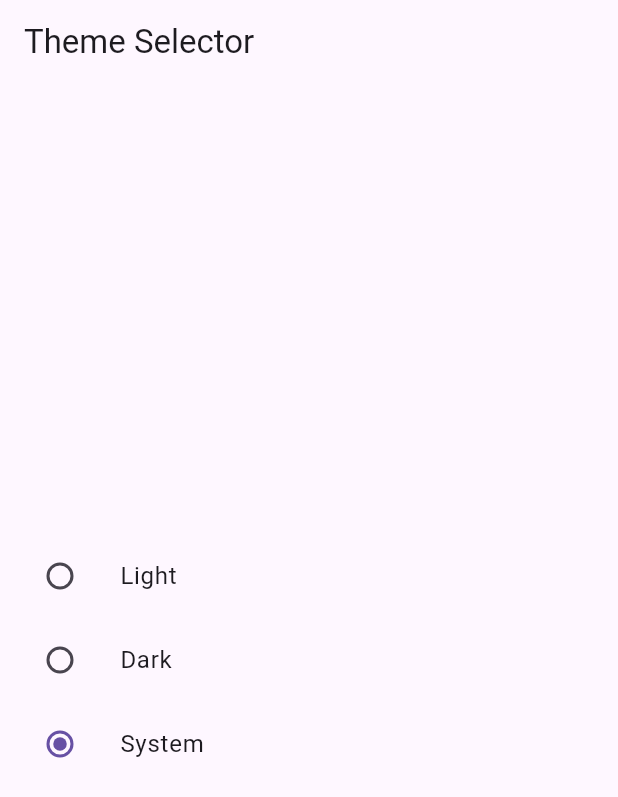
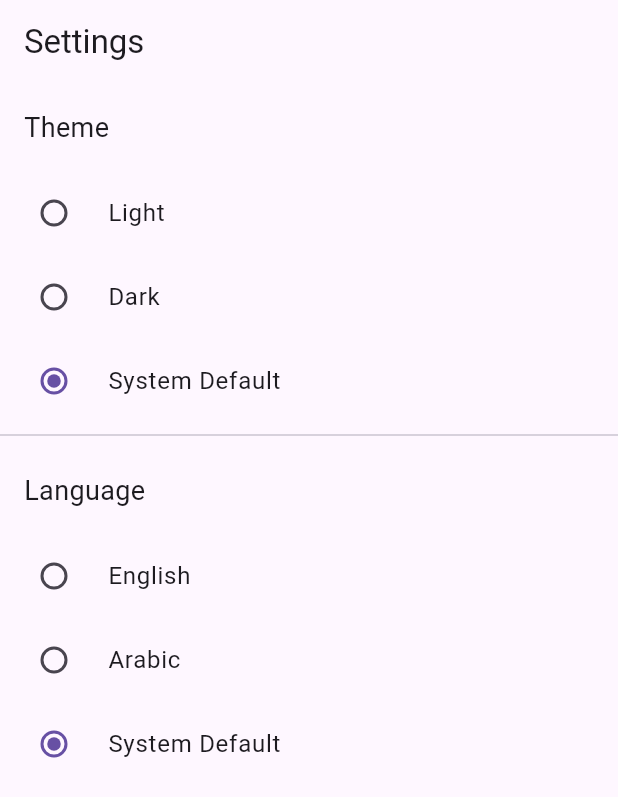
Before and after one commit to mohamedmagdy2301/setteing_app_templete, a Flutter app: the screen it shows after launch, on a phone screen of 412 x 824 dp. Shown: the top 797 px of the screen. Run offline on Flutter 3.47's test engine with Material 3 defaults, Android fonts, the light colour scheme and no system bars; our stand-ins replace flutter_bloc, shared_preferences.

Commit message:
Add localization support for English and Arabic languages

```diff
--- /dev/null
+++ b/lib/language/app_localizations.dart
@@ -0,0 +1,41 @@
+import 'dart:convert' show json;
+
+import 'package:flutter/material.dart';
+import 'package:flutter/services.dart';
+import 'package:theming_app_templete/language/app_localizations_delegate.dart';
+
+class AppLocalizations {
+  AppLocalizations(this.locale);
+  final Locale locale;
+
+  // Static method to retrieve the AppLocalizations instance
+  // from the nearest BuildContext.
+  static AppLocalizations? of(BuildContext context) {
+    return Localizations.of<AppLocalizations>(context, AppLocalizations);
+  }
+
+  // Static constant that holds the delegate for this localization.
+  static const LocalizationsDelegate<AppLocalizations> delegate =
+      AppLocalizationsDelegate();
+
+  // Map to store the localized strings.
+  late Map<String, String> _localizedStrings;
+
+  // Method to load the localized strings from JSON files.
+  Future<void> load() async {
+    final jsonString =
+        await rootBundle.loadString('lang/${locale.languageCode}.json');
+
+    final jsonMap = json.decode(jsonString) as Map<String, dynamic>;
+
+    _localizedStrings = jsonMap.map<String, String>((key, value) {
+      return MapEntry(key, value.toString());
+    });
+  }
+
+  // Method to translate a given key into the corresponding localized string.
+  String? translate(String key) => _localizedStrings[key];
+
+  // Getter method to check if the current locale is English.
+  bool get isEnglishLocale => locale.languageCode == 'en';
+}
--- /dev/null
+++ b/lib/language/app_localizations_delegate.dart
@@ -0,0 +1,25 @@
+import 'package:flutter/material.dart' show Locale, LocalizationsDelegate;
+import 'package:theming_app_templete/language/app_localizations.dart';
+
+// Defining a custom LocalizationsDelegate for AppLocalizations.
+class AppLocalizationsDelegate extends LocalizationsDelegate<AppLocalizations> {
+  const AppLocalizationsDelegate();
+
+  // Override method to check if a given locale is supported by the app.
+  @override
+  bool isSupported(Locale locale) {
+    return ['en', 'ar'].contains(locale.languageCode);
+  }
+
+  // Override method to load the AppLocalizations for a given locale.
+  @override
+  Future<AppLocalizations> load(Locale locale) async {
+    final appLocalizations = AppLocalizations(locale);
+    await appLocalizations.load();
+    return appLocalizations;
+  }
+
+  // Override method to determine whether the localization should be reloaded.
+  @override
+  bool shouldReload(LocalizationsDelegate<AppLocalizations> old) => false;
+}
--- /dev/null
+++ b/lib/language/app_localizations_setup.dart
@@ -0,0 +1,33 @@
+import 'package:flutter/cupertino.dart';
+import 'package:flutter_localizations/flutter_localizations.dart';
+import 'package:theming_app_templete/language/app_localizations.dart';
+
+class AppLocalSetup {
+  static const Iterable<Locale> supportedLocales = [
+    Locale('en'),
+    Locale('ar'),
+  ];
+
+  static const Iterable<LocalizationsDelegate<dynamic>> localesDelegates = [
+    AppLocalizations.delegate,
+    GlobalMaterialLocalizations.delegate,
+    GlobalWidgetsLocalizations.delegate,
+    GlobalCupertinoLocalizations.delegate,
+    DefaultCupertinoLocalizations.delegate,
+  ];
+
+  static Locale? localeResolutionCallback(
+    Locale? locale,
+    Iterable<Locale>? supportedLocales,
+  ) {
+    // Check if the desired locale is supported
+    for (final supportedLocale in supportedLocales!) {
+      if (supportedLocale.languageCode == locale!.languageCode &&
+          supportedLocale.countryCode == locale.countryCode) {
+        return supportedLocale;
+      }
+    }
+    // If the desired locale is not supported, return the first supported locale
+    return supportedLocales.first;
+  }
+}
--- /dev/null
+++ b/lib/language/lang_keys.dart
@@ -0,0 +1,11 @@
+class LangKeys {
+  // App General
+  static const String settings = 'settings';
+  static const String theme = 'theme';
+  static const String light = 'light';
+  static const String dark = 'dark';
+  static const String systemDefault = 'system_default';
+  static const String language = 'language';
+  static const String english = 'english';
+  static const String arabic = 'arabic';
+}
--- a/lib/main.dart
+++ b/lib/main.dart
@@ -1,8 +1,9 @@
 import 'package:flutter/material.dart';
 import 'package:flutter_bloc/flutter_bloc.dart';
+import 'package:theming_app_templete/language/app_localizations_setup.dart';
 
-import 'theme_cubit.dart';
-import 'theme_selector.dart';
+import 'settings_cubit.dart';
+import 'settings_screen.dart';
 
 void main() {
   runApp(MyApp());
@@ -14,30 +15,30 @@ class MyApp extends StatelessWidget {
   @override
   Widget build(BuildContext context) {
     return BlocProvider(
-      create: (context) => ThemeCubit(),
-      child: BlocBuilder<ThemeCubit, ThemeModeState>(
-        builder: (context, themeState) {
+      create: (context) => SettingsCubit(),
+      child: BlocBuilder<SettingsCubit, SettingsState>(
+        builder: (context, state) {
           return MaterialApp(
             debugShowCheckedModeBanner: false,
-            title: 'Theme Selector',
             theme: ThemeData.light(),
             darkTheme: ThemeData.dark(),
-            themeMode: _getThemeMode(themeState),
-            home: ThemeSelector(),
+            themeMode: state.themeMode == ThemeModeState.system
+                ? ThemeMode.system
+                : (state.themeMode == ThemeModeState.light
+                    ? ThemeMode.light
+                    : ThemeMode.dark),
+            locale: state.locale == LocaleState.system
+                ? WidgetsBinding.instance.window.locale
+                : (state.locale == LocaleState.ar
+                    ? const Locale('ar')
+                    : const Locale('en')),
+            supportedLocales: AppLocalSetup.supportedLocales,
+            localeResolutionCallback: AppLocalSetup.localeResolutionCallback,
+            localizationsDelegates: AppLocalSetup.localesDelegates,
+            home: const SettingsScreen(),
           );
         },
       ),
     );
   }
-
-  ThemeMode _getThemeMode(ThemeModeState state) {
-    switch (state) {
-      case ThemeModeState.light:
-        return ThemeMode.light;
-      case ThemeModeState.dark:
-        return ThemeMode.dark;
-      case ThemeModeState.system:
-        return ThemeMode.system;
-    }
-  }
 }
--- /dev/null
+++ b/lib/settings_cubit.dart
@@ -0,0 +1,124 @@
+import 'package:flutter_bloc/flutter_bloc.dart';
+import 'package:shared_preferences/shared_preferences.dart';
+
+enum ThemeModeState { light, dark, system }
+
+enum LocaleState { ar, en, system }
+
+class SettingsState {
+  final ThemeModeState themeMode;
+  final LocaleState locale;
+
+  SettingsState({
+    required this.themeMode,
+    required this.locale,
+  });
+}
+
+class SettingsCubit extends Cubit<SettingsState> {
+  SettingsCubit()
+      : super(SettingsState(
+          themeMode: ThemeModeState.system,
+          locale: LocaleState.system,
+        )) {
+    _loadSettings();
+  }
+
+  Future<void> _loadSettings() async {
+    final prefs = await SharedPreferences.getInstance();
+    final theme = prefs.getString('theme') ?? 'system';
+    final locale = prefs.getString('locale') ?? 'system';
+
+    emit(SettingsState(
+      themeMode: _getThemeStateFromString(theme),
+      locale: _getLocaleStateFromString(locale),
+    ));
+  }
+
+  Future<void> setTheme(ThemeModeState themeMode) async {
+    final prefs = await SharedPreferences.getInstance();
+    await prefs.setString('theme', _getThemeStateToString(themeMode));
+    emit(SettingsState(
+      themeMode: themeMode,
+      locale: state.locale,
+    ));
+  }
+
+  Future<void> setLocale(LocaleState locale) async {
+    final prefs = await SharedPreferences.getInstance();
+    await prefs.setString('locale', _getLocaleStateToString(locale));
+    emit(SettingsState(
+      themeMode: state.themeMode,
+      locale: locale,
+    ));
+  }
+
+  ThemeModeState _getThemeStateFromString(String theme) {
+    switch (theme) {
+      case 'light':
+        return ThemeModeState.light;
+      case 'dark':
+        return ThemeModeState.dark;
+      case 'system':
+      default:
+        return ThemeModeState.system;
+    }
+  }
+
+  String _getThemeStateToString(ThemeModeState state) {
+    switch (state) {
+      case ThemeModeState.light:
+        return 'light';
+      case ThemeModeState.dark:
+        return 'dark';
+      case ThemeModeState.system:
+        return 'system';
+    }
+  }
+
+  LocaleState _getLocaleStateFromString(String locale) {
+    switch (locale) {
+      case 'ar':
+        return LocaleState.ar;
+      case 'en':
+        return LocaleState.en;
+      case 'system':
+      default:
+        return LocaleState.system;
+    }
+  }
+
+  String _getLocaleStateToString(LocaleState state) {
+    switch (state) {
+      case LocaleState.ar:
+        return 'ar';
+      case LocaleState.en:
+        return 'en';
+      case LocaleState.system:
+        return 'system';
+    }
+  }
+
+  // Locale _getLocaleFromState(LocaleState state) {
+  //   switch (state) {
+  //     case LocaleState.ar:
+  //       return const Locale('ar');
+  //     case LocaleState.en:
+  //       return const Locale('en');
+  //     case LocaleState.system:
+  //       return WidgetsBinding.instance.window.locale; // لغة النظام الافتراضية
+  //   }
+  // }
+
+  // ThemeMode _getThemeModeFromState(ThemeModeState state) {
+  //   switch (state) {
+  //     case ThemeModeState.light:
+  //       return ThemeMode.light;
+  //     case ThemeModeState.dark:
+  //       return ThemeMode.dark;
+  //     case ThemeModeState.system:
+  //     default:
+  //       return ThemeMode.system;
+  //   }
+  // }
+}
--- /dev/null
+++ b/lib/settings_screen.dart
@@ -0,0 +1,80 @@
+import 'package:flutter/material.dart';
+import 'package:flutter_bloc/flutter_bloc.dart';
+import 'package:theming_app_templete/language/app_localizations.dart';
+import 'package:theming_app_templete/language/lang_keys.dart';
+
+import 'settings_cubit.dart';
+
+class SettingsScreen extends StatelessWidget {
+  const SettingsScreen({super.key});
+
+  @override
+  Widget build(BuildContext context) {
+    final appLocal = AppLocalizations.of(context)!;
+    return Scaffold(
+      appBar: AppBar(
+        title: Text(appLocal.translate(LangKeys.settings)!),
+      ),
+      body: BlocBuilder<SettingsCubit, SettingsState>(
+        builder: (context, state) {
+          final cubit = context.read<SettingsCubit>();
+
+          return Column(
+            crossAxisAlignment: CrossAxisAlignment.start,
+            children: [
+              Padding(
+                padding: EdgeInsets.all(16.0),
+                child: Text(appLocal.translate(LangKeys.theme)!,
+                    style: TextStyle(fontSize: 18)),
+              ),
+              RadioListTile<ThemeModeState>(
+                title: Text(
+                  appLocal.translate(LangKeys.light)!,
+                ),
+                value: ThemeModeState.light,
+                groupValue: state.themeMode,
+                onChanged: (value) => cubit.setTheme(value!),
+              ),
+              RadioListTile<ThemeModeState>(
+                title: Text(appLocal.translate(LangKeys.dark)!),
+                value: ThemeModeState.dark,
+                groupValue: state.themeMode,
+                onChanged: (value) => cubit.setTheme(value!),
+              ),
+              RadioListTile<ThemeModeState>(
+                title: Text(appLocal.translate(LangKeys.systemDefault)!),
+                value: ThemeModeState.system,
+                groupValue: state.themeMode,
+                onChanged: (value) => cubit.setTheme(value!),
+              ),
+              const Divider(),
+              Padding(
+                padding: EdgeInsets.all(16.0),
+                child: Text(appLocal.translate(LangKeys.language)!,
+                    style: TextStyle(fontSize: 18)),
+              ),
+              RadioListTile<LocaleState>(
+                title: Text(appLocal.translate(LangKeys.english)!),
+                value: LocaleState.en,
+                groupValue: state.locale,
+                onChanged: (value) => cubit.setLocale(value!),
+              ),
+              RadioListTile<LocaleState>(
+                title: Text(appLocal.translate(LangKeys.arabic)!),
+                value: LocaleState.ar,
+                groupValue: state.locale,
+                onChanged: (value) => cubit.setLocale(value!),
+              ),
+              RadioListTile<LocaleState>(
+                title: Text(appLocal.translate(LangKeys.systemDefault)!),
+                value: LocaleState.system,
+                groupValue: state.locale,
+                onChanged: (value) => cubit.setLocale(value!),
+              ),
+            ],
+          );
+        },
+      ),
+    );
+  }
+}
--- a/lib/theme_cubit.dart
+++ /dev/null
@@ -1,44 +0,0 @@
-import 'package:flutter_bloc/flutter_bloc.dart';
-import 'package:shared_preferences/shared_preferences.dart';
-
-enum ThemeModeState { light, dark, system }
-
-class ThemeCubit extends Cubit<ThemeModeState> {
-  ThemeCubit() : super(ThemeModeState.system) {
-    _loadTheme();
-  }
-
-  void _loadTheme() async {
-    final prefs = await SharedPreferences.getInstance();
-    final theme = prefs.getString('themeMode') ?? 'system';
-    emit(_getThemeModeState(theme));
-  }
-
-  void changeTheme(ThemeModeState theme) async {
-    emit(theme);
-    final prefs = await SharedPreferences.getInstance();
-    prefs.setString('themeMode', _getThemeString(theme));
-  }
-
-  ThemeModeState _getThemeModeState(String theme) {
-    switch (theme) {
-      case 'light':
-        return ThemeModeState.light;
-      case 'dark':
-        return ThemeModeState.dark;
-      default:
-        return ThemeModeState.system;
-    }
-  }
-
-  String _getThemeString(ThemeModeState theme) {
-    switch (theme) {
-      case ThemeModeState.light:
-        return 'light';
-      case ThemeModeState.dark:
-        return 'dark';
-      case ThemeModeState.system:
-        return 'system';
-    }
-  }
-}
--- a/lib/theme_selector.dart
+++ /dev/null
@@ -1,56 +0,0 @@
-import 'package:flutter/material.dart';
-import 'package:flutter_bloc/flutter_bloc.dart';
-
-import 'theme_cubit.dart';
-
-class ThemeSelector extends StatelessWidget {
-  const ThemeSelector({super.key});
-
-  @override
-  Widget build(BuildContext context) {
-    return BlocBuilder<ThemeCubit, ThemeModeState>(
-      builder: (context, themeState) {
-        return Scaffold(
-          appBar: AppBar(title: Text('Theme Selector')),
-          body: Column(
-            mainAxisAlignment: MainAxisAlignment.center,
-            children: [
-              _buildOption(
-                context,
-                ThemeModeState.light,
-                'Light',
-                themeState,
-              ),
-              _buildOption(
-                context,
-                ThemeModeState.dark,
-                'Dark',
-                themeState,
-              ),
-              _buildOption(
-                context,
-                ThemeModeState.system,
-                'System',
-                themeState,
-              ),
-            ],
-          ),
-        );
-      },
-    );
-  }
-
-  Widget _buildOption(BuildContext context, ThemeModeState mode, String label,
-      ThemeModeState current) {
-    return ListTile(
-      leading: Radio<ThemeModeState>(
-        value: mode,
-        groupValue: current,
-        onChanged: (value) {
-          context.read<ThemeCubit>().changeTheme(value!);
-        },
-      ),
-      title: Text(label),
-    );
-  }
-}
--- a/pubspec.yaml
+++ b/pubspec.yaml
@@ -36,6 +36,8 @@ dependencies:
   cupertino_icons: ^1.0.8
   flutter_bloc: ^8.1.6
   shared_preferences: ^2.3.5
+  flutter_localizations:
+    sdk: flutter
 
 dev_dependencies:
   flutter_test:
@@ -60,8 +62,8 @@ flutter:
   uses-material-design: true
 
   # To add assets to your application, add an assets section, like this:
-  # assets:
-  #   - images/a_dot_burr.jpeg
+  assets:
+    - lang/
   #   - images/a_dot_ham.jpeg
 
   # An image asset can refer to one or more resolution-specific "variants", see
```
Also changed, not shown: lang/ar.json (added, +10 -0 lines), lang/en.json (added, +11 -0 lines), pubspec.lock.
